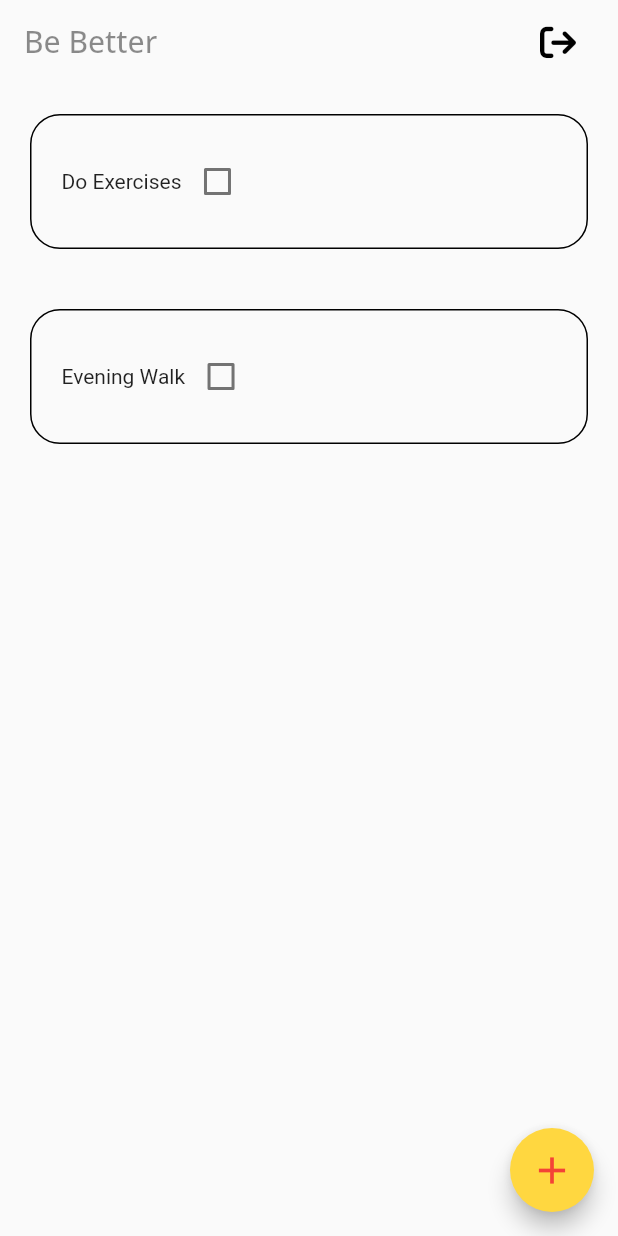
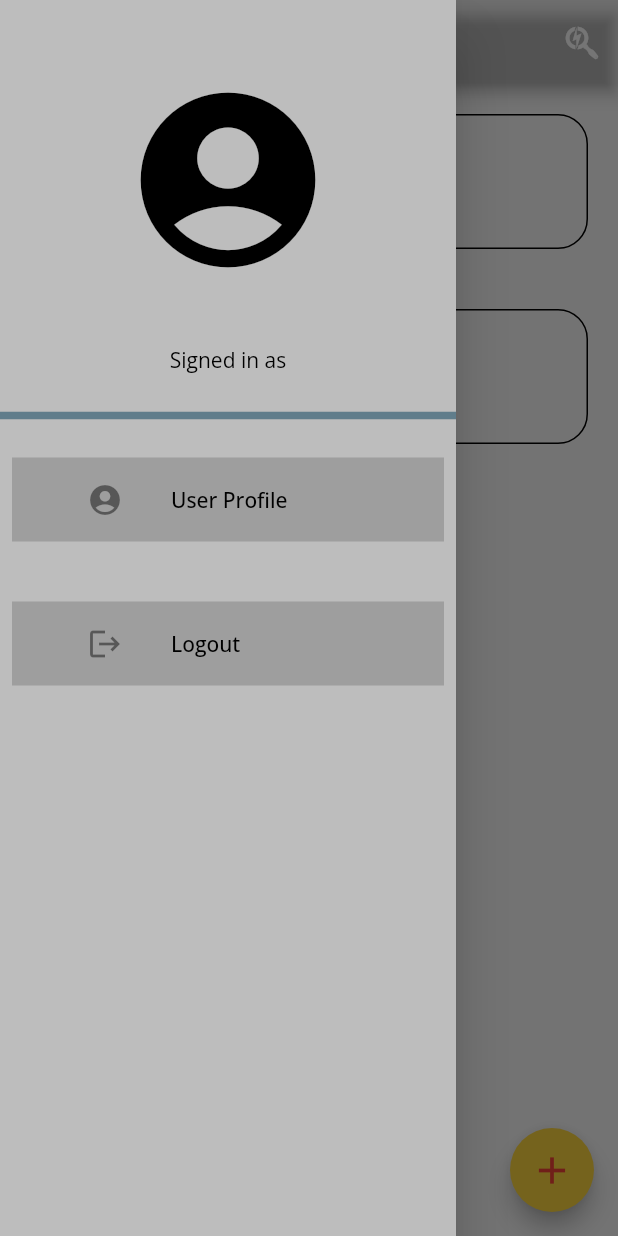
Before and after one commit to kim-thuita/habit_app, a Flutter app: the Home_Page screen opened directly, with the side drawer open (before the commit the screen has no drawer), on a phone screen of 412 x 824 dp. Run offline on Flutter 3.47's test engine with Material 2 defaults, Android fonts, the phone set to English and light mode, and no system bars; drawn by our look-alikes of flutter_slidable; our stand-ins replace firebase_auth, firebase_core, font_awesome_flutter, google_fonts, hive, hive_flutter and 1 more; accounts and stored records are empty.

Commit message:
added a drawer with some list tiles,i think the only thing left are the onboarding screens images

```diff
--- a/lib/home-screens/home.dart
+++ b/lib/home-screens/home.dart
@@ -3,9 +3,13 @@ import 'package:flutter/material.dart';
 import 'package:font_awesome_flutter/font_awesome_flutter.dart';
 import 'package:google_fonts/google_fonts.dart';
 import 'package:habit_app/data/database.dart';
+import 'package:habit_app/home-screens/profile.dart';
+import 'package:habit_app/home-screens/searchpage.dart';
 import 'package:habit_app/home-screens/to_do_notetaker.dart';
 import 'package:habit_app/reusables/alert_dialog.dart';
 import 'package:hive/hive.dart';
+
+import '../reusables/List_Tile_Reusable.dart';
 
 class Home_Page extends StatefulWidget {
   const Home_Page({Key? key}) : super(key: key);
@@ -16,6 +20,8 @@ class Home_Page extends StatefulWidget {
 
 class _Home_PageState extends State<Home_Page> {
   final _mybox = Hive.box('mybox');
+
+  User? user = FirebaseAuth.instance.currentUser;
 
   @override
   void initState() {
@@ -47,6 +53,7 @@ class _Home_PageState extends State<Home_Page> {
       _controller.clear();
     });
     db.UpdateDatabase();
+    Navigator.pop(context);
   }
 
   void CreateNewTask() {
@@ -78,24 +85,51 @@ class _Home_PageState extends State<Home_Page> {
     return Scaffold(
       appBar: AppBar(
         backgroundColor: Colors.transparent,
-        elevation: 0,
-        title: Row(
-          mainAxisAlignment: MainAxisAlignment.spaceBetween,
+        centerTitle: true,
+        actions: [
+          IconButton(
+              onPressed: () {
+                Navigator.push(context,
+                    MaterialPageRoute(builder: (context) => SearchPage()));
+              },
+              icon: FaIcon(FontAwesomeIcons.searchengin))
+        ],
+        title: Text(
+          "Be Better",
+          style: GoogleFonts.openSans(
+              color: Colors.black, fontWeight: FontWeight.bold),
+        ),
+      ),
+      drawer: Drawer(
+        backgroundColor: Colors.grey[400],
+        child: ListView(
+          padding: EdgeInsets.symmetric(vertical: 50),
           children: [
+            Icon(
+              Icons.account_circle,
+              color: Colors.black,
+              size: 140,
+            ),
+            SizedBox(height: 40),
             Text(
-              "Be Better",
-              style: GoogleFonts.openSans(
-                color: Colors.black45,
-                fontSize: 20,
-              ),
+                style: GoogleFonts.openSans(color: Colors.black),
+                textAlign: TextAlign.center,
+                "Signed in as ${user!.email}"),
+            SizedBox(height: 20),
+            Divider(
+              thickness: 5,
+              color: Colors.blueGrey,
             ),
-            IconButton(
-              onPressed: SignOut,
-              icon: FaIcon(
-                FontAwesomeIcons.signOut,
-                color: Colors.black,
-              ),
+            reusable_ListTile(
+              icon: Icon(Icons.account_circle),
+              text: 'User Profile',
+              ontap: () {
+                Navigator.push(context,
+                    MaterialPageRoute(builder: (context) => Profile_User()));
+              },
             ),
+            reusable_ListTile(
+                ontap: SignOut, icon: Icon(Icons.logout), text: 'Logout')
           ],
         ),
       ),
--- /dev/null
+++ b/lib/reusables/List_Tile_Reusable.dart
@@ -0,0 +1,31 @@
+import 'package:flutter/material.dart';
+import 'package:google_fonts/google_fonts.dart';
+
+class reusable_ListTile extends StatelessWidget {
+  final Icon icon;
+  final String text;
+  final Function()? ontap;
+
+  reusable_ListTile(
+      {super.key, required this.icon, required this.text, this.ontap});
+
+  @override
+  Widget build(BuildContext context) {
+    return Container(
+      padding: EdgeInsets.symmetric(
+        horizontal: 20,
+      ),
+      color: Colors.grey[500],
+      margin: EdgeInsets.symmetric(horizontal: 8, vertical: 20),
+      child: ListTile(
+        contentPadding: EdgeInsets.symmetric(horizontal: 30),
+        title: Text(
+          text,
+          style: GoogleFonts.openSans(color: Colors.black),
+        ),
+        onTap: ontap,
+        leading: icon,
+      ),
+    );
+  }
+}
```
Also changed, not shown: lib/home-screens/profile.dart (+83 -0 lines), lib/home-screens/searchpage.dart (added, +15 -0 lines), lib/start_up_screens/on_boarding.dart (+6 -4 lines), lib/home-screens/setting.dart (deleted).
